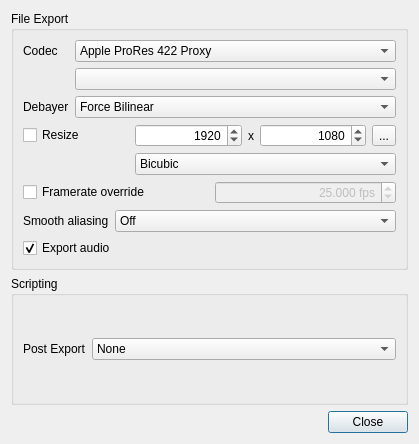
Qt form platform/qt/ExportSettingsDialog.ui (ilia3101/MLV-App) before a commit.
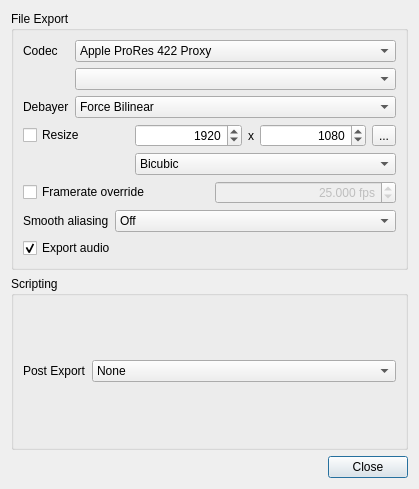
The same form after that commit. Icons and pictures are not drawn.

Commit message: Added Lanczos scaling

Diff of the .ui file:
```diff
--- a/platform/qt/ExportSettingsDialog.ui
+++ b/platform/qt/ExportSettingsDialog.ui
@@ -7,7 +7,7 @@
     <x>0</x>
     <y>0</y>
     <width>419</width>
-    <height>444</height>
+    <height>489</height>
    </rect>
   </property>
   <property name="sizePolicy">
```
Left out of the diff: 5 changed lines with no effect on the pictures. The commit also changes 2 other files.
